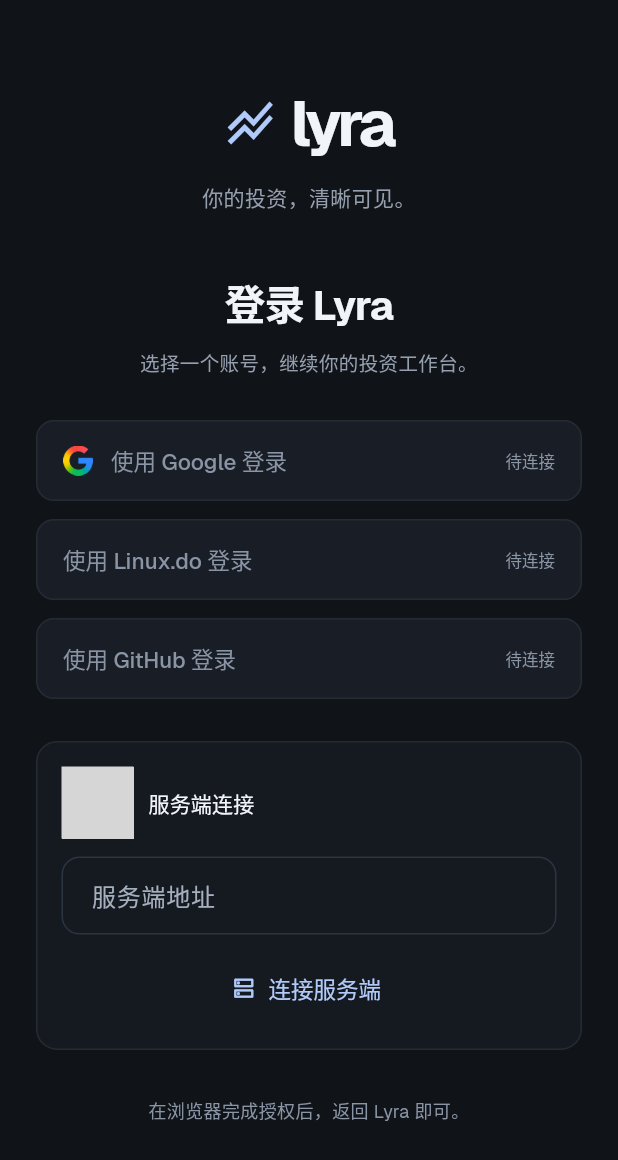
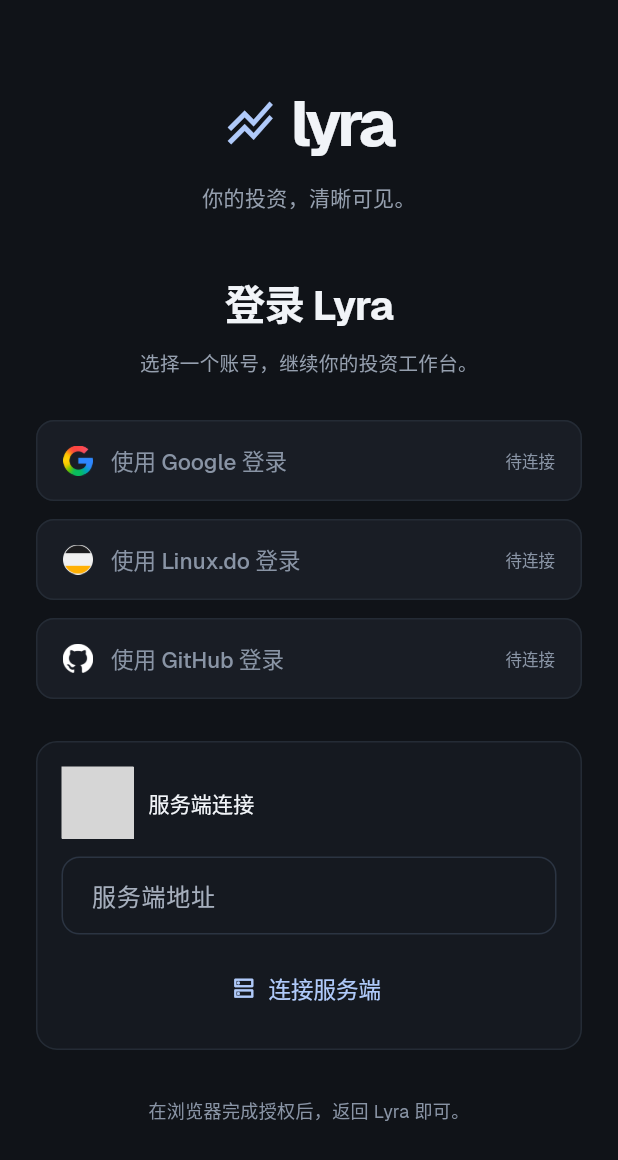
Before and after one commit to GinPonson/Lyra, a Flutter app: the screen it shows after launch, on a phone screen of 412 x 824 dp. Shown: the top 1160 px of the screen. Run offline on Flutter 3.47's test engine with Material 3 defaults, Android fonts, the phone set to English and light mode, and no system bars; our stand-ins replace dio, flutter_riverpod, flutter_secure_storage, hugeicons, package_info_plus; missing offline and left inert: cryptography, file_selector; statements that could not run were skipped; project files that could hold a hidden picture were left out; grey boxes are pictures that could not be loaded.

```diff
--- a/apps/mobile/lib/features/overview/login_panel.dart
+++ b/apps/mobile/lib/features/overview/login_panel.dart
@@ -710,17 +710,19 @@ class _ProviderSignInButton extends StatelessWidget {
     ),
     child: Row(
       children: [
-        if (provider == AuthProvider.google) ...[
         ExcludeSemantics(
           child: Image.asset(
-              'assets/auth/google-g.png',
+            switch (provider) {
+              AuthProvider.google => 'assets/auth/google-g.png',
+              AuthProvider.linuxdo => 'assets/auth/linuxdo.png',
+              AuthProvider.github => 'assets/auth/github-white.png',
+            },
             width: 20,
             height: 20,
             fit: BoxFit.contain,
           ),
         ),
         const SizedBox(width: 12),
-        ],
         Expanded(
           child: Text(
             '使用 ${provider.label} 登录',
--- a/apps/mobile/pubspec.yaml
+++ b/apps/mobile/pubspec.yaml
@@ -70,6 +70,8 @@ flutter:
   assets:
     - assets/stocks/
     - assets/auth/google-g.png
+    - assets/auth/linuxdo.png
+    - assets/auth/github-white.png
 
   # To add assets to your application, add an assets section, like this:
   # assets:
```
Also changed, not shown: apps/mobile/assets/auth/github-white.png (added), apps/mobile/assets/auth/linuxdo.png (added), docs/plans/assets/login-20261011-320-large.png, docs/plans/assets/login-20261011-390-unavailable.png, docs/plans/assets/login-20261011-390.png, 3 other files. Lines whose indentation alone changed are shown as unchanged.
